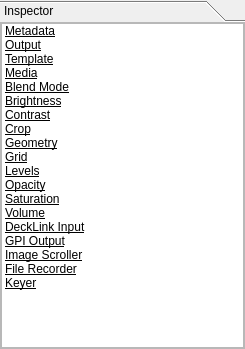
First picture: the form in trunk/Widgets/Inspector/InspectorWidget.ui, repository cambell-prince/casparcg-client, before the edit.
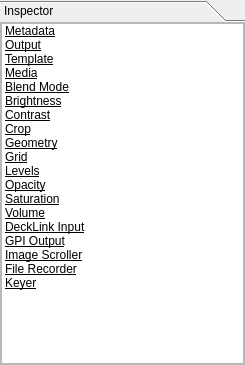
Second picture: the form after the edit.

```diff
--- a/trunk/Widgets/Inspector/InspectorWidget.ui
+++ b/trunk/Widgets/Inspector/InspectorWidget.ui
@@ -7,7 +7,7 @@
     <x>0</x>
     <y>0</y>
     <width>245</width>
-    <height>349</height>
+    <height>365</height>
    </rect>
   </property>
   <property name="styleSheet">
@@ -37,7 +37,7 @@
         <x>0</x>
         <y>0</y>
         <width>245</width>
-        <height>328</height>
+        <height>344</height>
        </rect>
       </property>
       <property name="sizePolicy">
@@ -73,7 +73,7 @@
             <x>0</x>
             <y>0</y>
             <width>243</width>
-            <height>326</height>
+            <height>342</height>
            </rect>
           </property>
           <layout class="QVBoxLayout" name="verticalLayout">
@@ -532,6 +532,28 @@
                </brush>
               </property>
              </item>
+             <item>
+              <property name="text">
+               <string>Channel Snapshot</string>
+              </property>
+              <property name="font">
+               <font>
+                <underline>true</underline>
+               </font>
+              </property>
+              <property name="textAlignment">
+               <set>AlignHCenter|AlignVCenter|AlignCenter</set>
+              </property>
+              <property name="foreground">
+               <brush brushstyle="SolidPattern">
+                <color alpha="255">
+                 <red>255</red>
+                 <green>255</green>
+                 <blue>255</blue>
+                </color>
+               </brush>
+              </property>
+             </item>
             </widget>
            </item>
           </layout>
```
